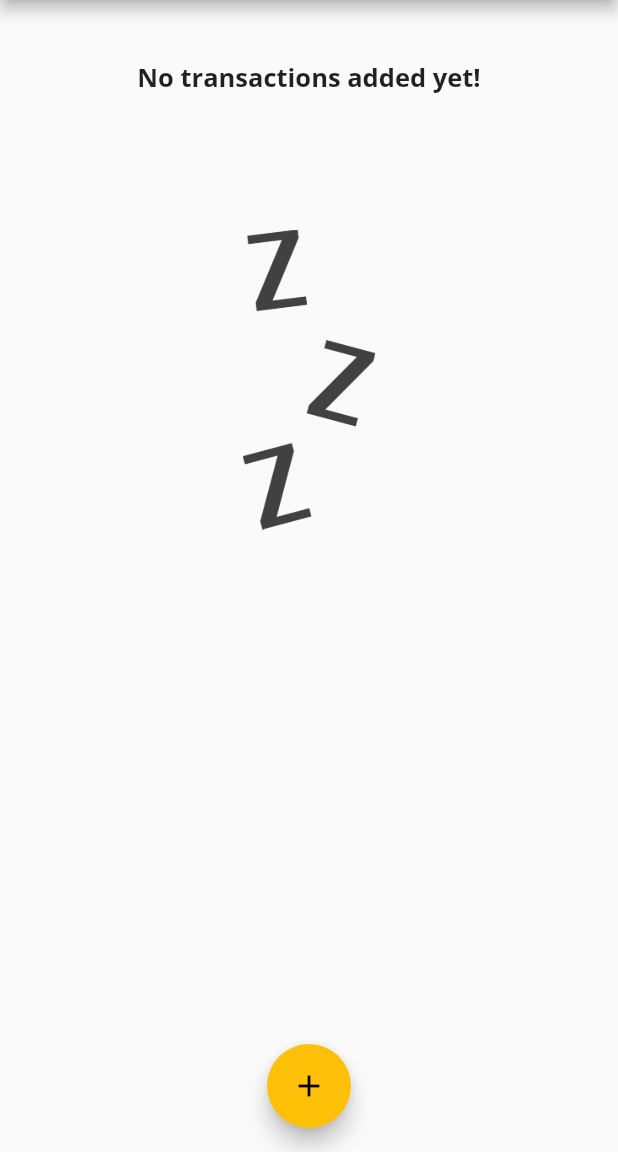
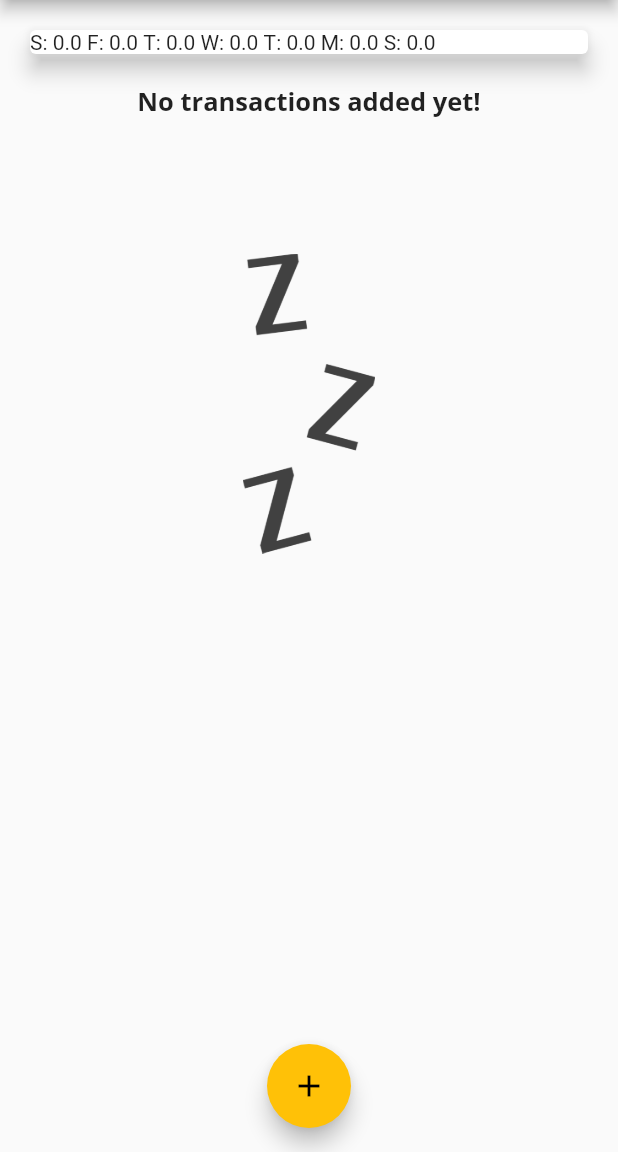
Before and after one commit to ekonine/personal_expense_app, a Flutter app: the screen it shows after launch, on a phone screen of 412 x 824 dp, the part 84-1236 px from its top. Run offline on Flutter 3.47's test engine with Material 2 defaults, Android fonts, the phone set to English and light mode, and no system bars.

```diff
--- a/lib/widgets/chart.dart
+++ b/lib/widgets/chart.dart
@@ -28,7 +28,7 @@ class Chart extends StatelessWidget {
       print(totalSum);
 
       return {
-        'day': DateFormat.E().format(weekDay),
+        'day': DateFormat.E().format(weekDay).substring(0,1),
         'amount': totalSum,
       };
     });
@@ -41,7 +41,9 @@ class Chart extends StatelessWidget {
       elevation: 6,
       margin: EdgeInsets.all(20),
       child: Row(
-        children: <Widget>[],
+        children: groupedTransactionValues.map((data) {
+          return Text('${data['day']}: ${data['amount']} ');
+        } ).toList(),
       ),
     );
   }
```
Also changed, not shown: lib/widgets/chart_bart.dart (added, +48 -0 lines).
